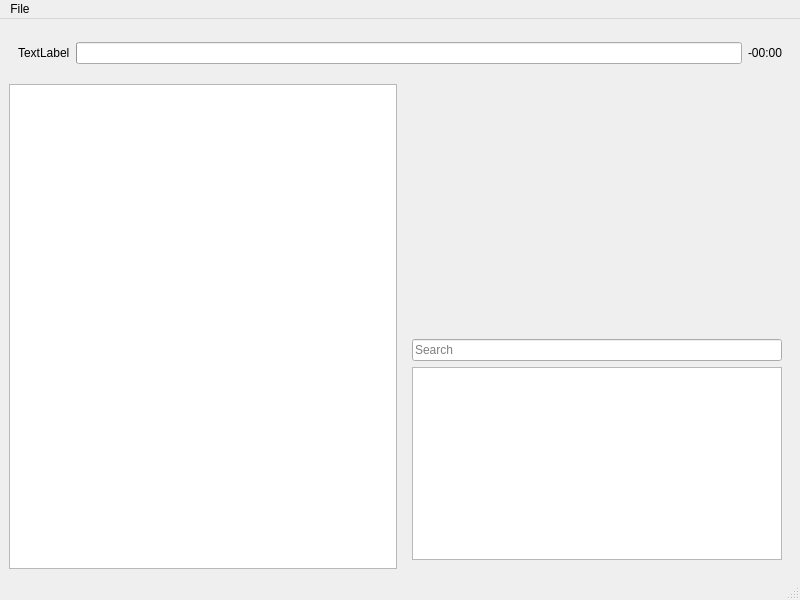
Qt form sarge/resources/main_window.ui (bitcastza/sarge) before a commit.
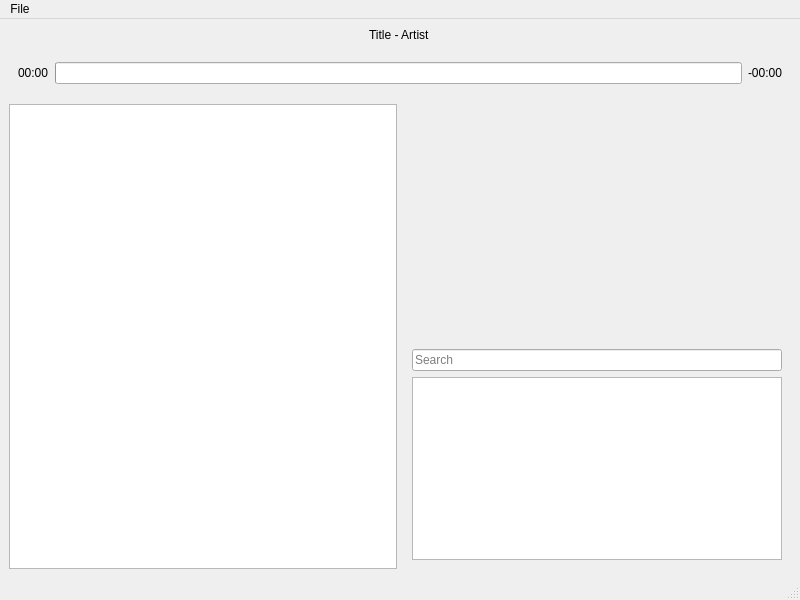
The same form after that commit.

Commit message: load and run main ui

The edit to the form file:
```diff
--- a/sarge/resources/main_window.ui
+++ b/sarge/resources/main_window.ui
@@ -16,27 +16,8 @@
   <widget class="QWidget" name="centralwidget">
    <layout class="QGridLayout" name="gridLayout_2">
     <item row="0" column="0">
-     <layout class="QGridLayout" name="gridLayout" rowstretch="0,1,1" columnstretch="1,1">
-      <item row="2" column="1">
-       <widget class="QWidget" name="library_widget" native="true">
-        <layout class="QGridLayout" name="library_layout" rowstretch="0,0" columnstretch="0">
-         <item row="1" column="0">
-          <widget class="QTableView" name="library_view"/>
-         </item>
-         <item row="0" column="0">
-          <widget class="QLineEdit" name="lineEdit">
-           <property name="placeholderText">
-            <string>Search</string>
-           </property>
-           <property name="clearButtonEnabled">
-            <bool>true</bool>
-           </property>
-          </widget>
-         </item>
-        </layout>
-       </widget>
-      </item>
-      <item row="0" column="0" colspan="2">
+     <layout class="QGridLayout" name="gridLayout" rowstretch="0,0,1,1" columnstretch="1,1">
+      <item row="1" column="0" colspan="2">
        <widget class="QWidget" name="now_playing_widget" native="true">
         <property name="minimumSize">
          <size>
@@ -48,12 +29,15 @@
          <item>
           <widget class="QLabel" name="label">
            <property name="text">
-            <string>TextLabel</string>
+            <string>00:00</string>
            </property>
           </widget>
          </item>
          <item>
           <widget class="QProgressBar" name="curret_track_progress">
+           <property name="value">
+            <number>0</number>
+           </property>
            <property name="textVisible">
             <bool>false</bool>
            </property>
@@ -69,14 +53,46 @@
         </layout>
        </widget>
       </item>
-      <item row="1" column="0" rowspan="2">
-       <widget class="QListView" name="playlist_view"/>
+      <item row="3" column="1">
+       <widget class="QWidget" name="library_widget" native="true">
+        <layout class="QGridLayout" name="library_layout" rowstretch="0,0" columnstretch="0">
+         <item row="1" column="0">
+          <widget class="QTableView" name="library_view"/>
+         </item>
+         <item row="0" column="0">
+          <widget class="QLineEdit" name="search_text">
+           <property name="placeholderText">
+            <string>Search</string>
+           </property>
+           <property name="clearButtonEnabled">
+            <bool>true</bool>
+           </property>
+          </widget>
+         </item>
+        </layout>
+       </widget>
       </item>
-      <item row="1" column="1">
+      <item row="2" column="1">
        <widget class="QWidget" name="pallet_widget" native="true">
         <layout class="QGridLayout" name="pallet_layout" rowstretch="0" columnstretch="0"/>
        </widget>
       </item>
+      <item row="2" column="0" rowspan="2">
+       <widget class="QListView" name="playlist_view"/>
+      </item>
+      <item row="0" column="0" colspan="2" alignment="Qt::AlignHCenter">
+       <widget class="QLabel" name="now_playing_tack_label">
+        <property name="sizePolicy">
+         <sizepolicy hsizetype="Preferred" vsizetype="Expanding">
+          <horstretch>0</horstretch>
+          <verstretch>0</verstretch>
+         </sizepolicy>
+        </property>
+        <property name="text">
+         <string>Title - Artist</string>
+        </property>
+       </widget>
+      </item>
      </layout>
     </item>
    </layout>
```
Left out of the diff: 4 changed lines with no effect on the pictures. The commit also changes 5 other files.
